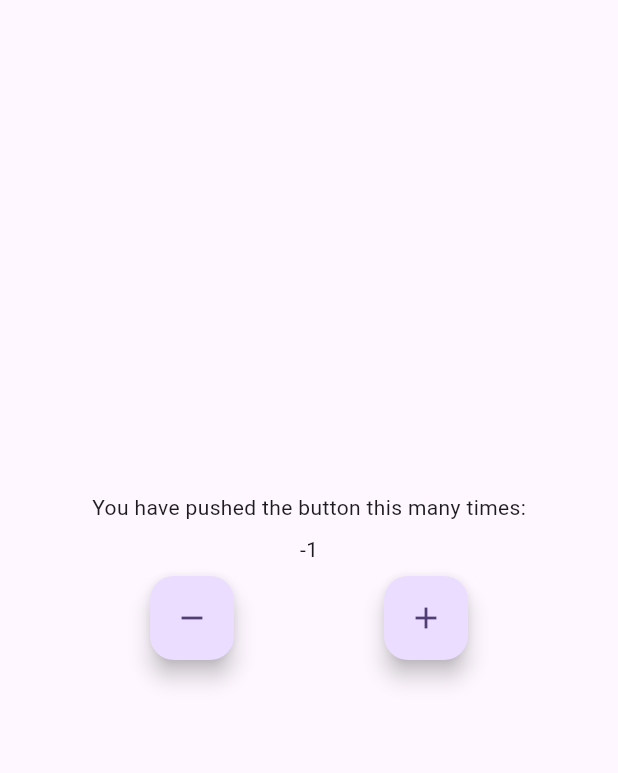
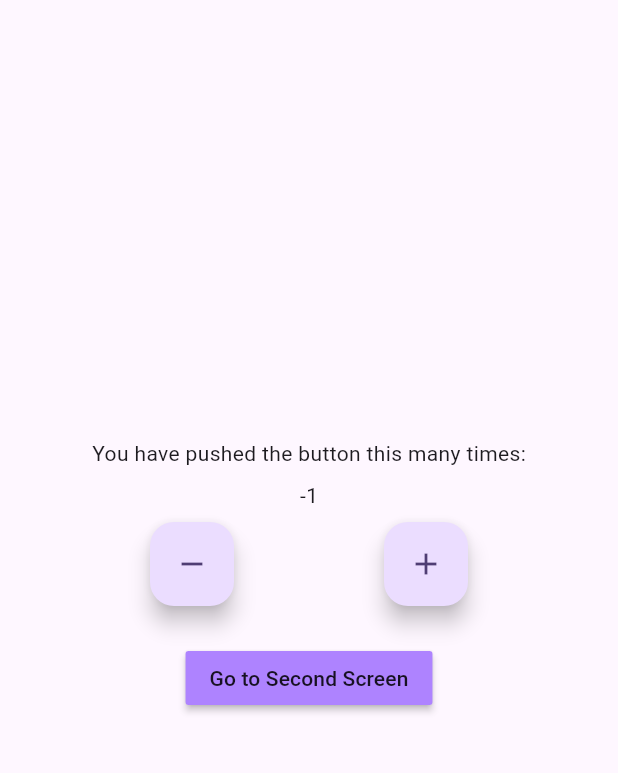
Before and after one commit to tessceciliaj/BLoC_Counter, a Flutter app: the screen it shows after launch, after a tap on the "remove" icon, on a phone screen of 412 x 824 dp, the part 84-857 px from its top. Run offline on Flutter 3.47's test engine with Material 3 defaults, Android fonts, the phone set to English and light mode, and no system bars; our stand-ins replace bloc, equatable, flutter_bloc.

Commit message:
Generated Routing, BLoC testing, Tests on counter logic, Equatable

```diff
--- a/lib/cubit/counter_cubit.dart
+++ b/lib/logic/cubit/counter_cubit.dart
@@ -1,5 +1,6 @@
 import 'package:bloc/bloc.dart';
 import 'package:meta/meta.dart';
+import 'package:equatable/equatable.dart';
 
 part 'counter_state.dart';
 
--- a/lib/cubit/counter_state.dart
+++ b/lib/logic/cubit/counter_state.dart
@@ -1,6 +1,6 @@
 part of 'counter_cubit.dart';
 
-class CounterState {
+class CounterState extends Equatable {
   CounterState({
     required this.counterValue,
     required this.wasIncremented,
@@ -8,4 +8,7 @@ class CounterState {
 
   int counterValue;
   bool wasIncremented;
+
+  @override
+  List<Object> get props => [counterValue, wasIncremented];
 }
--- a/lib/main.dart
+++ b/lib/main.dart
@@ -1,4 +1,5 @@
-import 'package:bloc_concepts/cubit/counter_cubit.dart';
+import 'package:bloc_concepts/logic/cubit/counter_cubit.dart';
+import 'package:bloc_concepts/presentation/screens/home_screen.dart';
 import 'package:flutter_bloc/flutter_bloc.dart';
 import 'package:flutter/material.dart';
 
@@ -19,82 +20,11 @@ class MyApp extends StatelessWidget {
           colorScheme: ColorScheme.fromSeed(seedColor: Colors.deepPurple),
           useMaterial3: true,
         ),
-        home: const MyHomePage(title: 'Flutter BLoC demo.'),
-      ),
-    );
-  }
-}
-
-class MyHomePage extends StatefulWidget {
-  const MyHomePage({super.key, required this.title});
-  final String title;
-
-  @override
-  State<MyHomePage> createState() => _MyHomePageState();
-}
-
-class _MyHomePageState extends State<MyHomePage> {
-  @override
-  Widget build(BuildContext context) {
-    return Scaffold(
-      appBar: AppBar(
-        backgroundColor: Theme.of(context).colorScheme.inversePrimary,
-        title: Text(widget.title),
-      ),
-      body: Center(
-          child: Column(
-            mainAxisAlignment: MainAxisAlignment.center,
-            children: <Widget>[
-              const Text(
-                'You have pushed the button this many times:',
-              ),
-              Padding(
-                padding: const EdgeInsets.all(8.0),
-                child: BlocConsumer<CounterCubit, CounterState>(
-                   listener: (context, state) {
-                    if (state.wasIncremented == true) {
-                      ScaffoldMessenger.of(context).showSnackBar(
-                        const SnackBar(
-                          content: Text('Incremented!'),
-                          duration: Duration(milliseconds: 300),
-                        ),
-                      );
-                    } else {
-                      ScaffoldMessenger.of(context).showSnackBar(
-                        const SnackBar(
-                          content: Text("Decremented!"),
-                          duration: Duration(
-                            milliseconds: 300,
-                          ),
-                        ),
-                      );
-                    }
-                  },
-                  builder: (context, state) {
-                    return Text(state.counterValue.toString());
-                  },
-                ),
-              ),
-              Row(
-                mainAxisAlignment: MainAxisAlignment.spaceEvenly,
-                children: [
-                  FloatingActionButton(
-                    onPressed: () {
-                      BlocProvider.of<CounterCubit>(context).decrement();
-                    },
-                    tooltip: 'Decrement',
-                    child: const Icon(Icons.remove),
-                  ),
-                  FloatingActionButton(
-                    onPressed: () {
-                      BlocProvider.of<CounterCubit>(context).increment();
-                    },
-                    tooltip: 'Increment',
-                    child: const Icon(Icons.add),
-                  ),
-                ],
-              )
-            ],
+        home: BlocProvider<CounterCubit>(
+          create: (context) => CounterCubit(),
+          child: const HomeScreen(
+            title: 'Flutter BLoC demo.',
+            colors: Color.fromARGB(255, 174, 131, 255),
           ),
         ),
       ),
--- /dev/null
+++ b/lib/presentation/screens/home_screen.dart
@@ -0,0 +1,104 @@
+import 'package:bloc_concepts/logic/cubit/counter_cubit.dart';
+import 'package:bloc_concepts/presentation/screens/second_screen.dart';
+import 'package:flutter/material.dart';
+import 'package:flutter_bloc/flutter_bloc.dart';
+
+class HomeScreen extends StatefulWidget {
+  const HomeScreen({super.key, required this.title, required this.colors});
+
+  final String title;
+  final Color colors;
+
+  @override
+  State<HomeScreen> createState() => _HomeScreenState();
+}
+
+class _HomeScreenState extends State<HomeScreen> {
+  @override
+  Widget build(BuildContext context) {
+    return Scaffold(
+      appBar: AppBar(
+        backgroundColor: Theme.of(context).colorScheme.inversePrimary,
+        title: Text(widget.title),
+      ),
+      body: Center(
+        child: Column(
+          mainAxisAlignment: MainAxisAlignment.center,
+          children: <Widget>[
+            const Text(
+              'You have pushed the button this many times:',
+            ),
+            Padding(
+              padding: const EdgeInsets.all(8.0),
+              child: BlocConsumer<CounterCubit, CounterState>(
+                listener: (context, state) {
+                  if (state.wasIncremented == true) {
+                    ScaffoldMessenger.of(context).showSnackBar(
+                      const SnackBar(
+                        content: Text('Incremented!'),
+                        duration: Duration(milliseconds: 300),
+                      ),
+                    );
+                  } else {
+                    ScaffoldMessenger.of(context).showSnackBar(
+                      const SnackBar(
+                        content: Text("Decremented!"),
+                        duration: Duration(
+                          milliseconds: 300,
+                        ),
+                      ),
+                    );
+                  }
+                },
+                builder: (context, state) {
+                  return Text(state.counterValue.toString());
+                },
+              ),
+            ),
+            Row(
+              mainAxisAlignment: MainAxisAlignment.spaceEvenly,
+              children: [
+                FloatingActionButton(
+                  heroTag: "btn1",
+                  onPressed: () {
+                    BlocProvider.of<CounterCubit>(context).decrement();
+                  },
+                  tooltip: 'Decrement',
+                  child: const Icon(Icons.remove),
+                ),
+                FloatingActionButton(
+                  heroTag: "btn2",
+                  onPressed: () {
+                    BlocProvider.of<CounterCubit>(context).increment();
+                  },
+                  tooltip: 'Increment',
+                  child: const Icon(Icons.add),
+                ),
+              ],
+            ),
+            const SizedBox(
+              height: 24,
+            ),
+            MaterialButton(
+              color: widget.colors,
+              onPressed: () {
+                Navigator.of(context).push(
+                  MaterialPageRoute(
+                    builder: (_) => BlocProvider.value(
+                      value: BlocProvider.of<CounterCubit>(context),
+                      child: SecondScreen(
+                        title: widget.title,
+                        colors: Colors.redAccent,
+                      ),
+                    ),
+                  ),
+                );
+              },
+              child: const Text('Go to Second Screen'),
+            )
+          ],
+        ),
+      ),
+    );
+  }
+}
--- a/pubspec.yaml
+++ b/pubspec.yaml
@@ -36,6 +36,8 @@ dependencies:
   # Use with the CupertinoIcons class for iOS style icons.
   cupertino_icons: ^1.0.2
   flutter_bloc: ^8.0.0
+  bloc_test: ^9.1.5
+  equatable: ^2.0.5
 
 dev_dependencies:
   flutter_test:
@@ -47,6 +49,7 @@ dev_dependencies:
   # package. See that file for information about deactivating specific lint
   # rules and activating additional ones.
   flutter_lints: ^2.0.0
+  test: ^1.24.9
 
 # For information on the generic Dart part of this file, see the
 # following page: https://dart.dev/tools/pub/pubspec
```
Also changed, not shown: lib/presentation/screens/second_screen.dart (added, +87 -0 lines), pubspec.lock, 2 other files.
